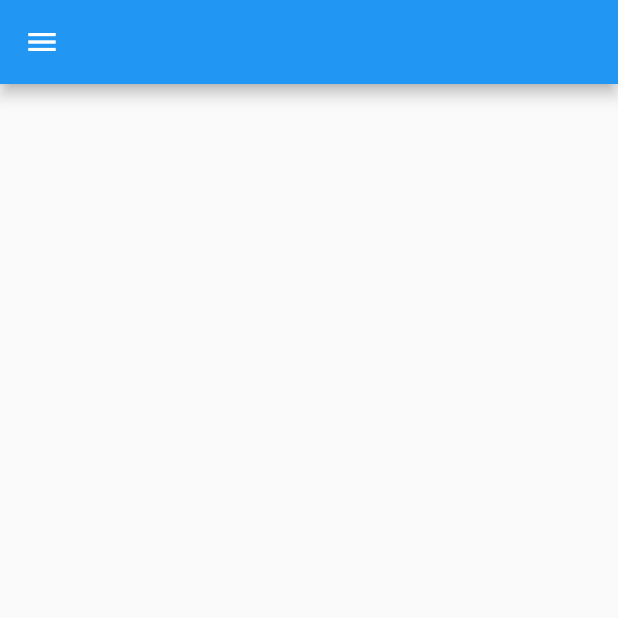
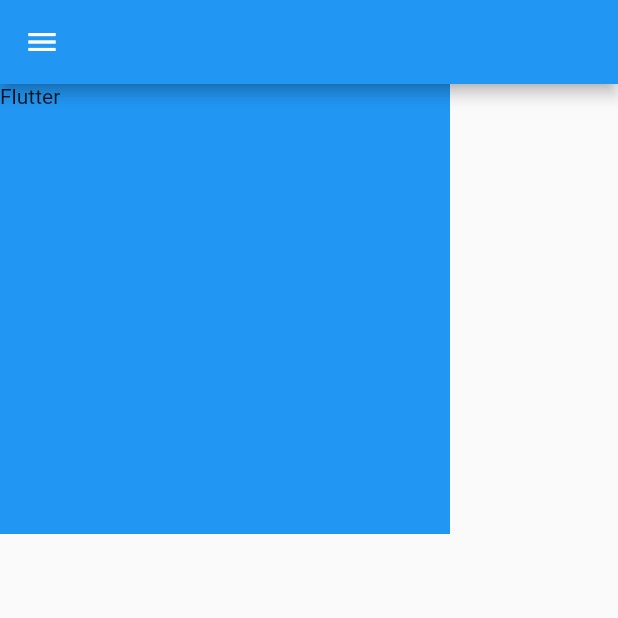
Before and after one commit to wejden7/Flutter_Tutorial, a Flutter app: the screen it shows after launch, on a phone screen of 412 x 824 dp, the top half of it. Run offline on Flutter 3.47's test engine with Material 2 defaults, Android fonts, the phone set to English and light mode, and no system bars.

Commit message:
SizedBox

```diff
--- a/lib/main.dart
+++ b/lib/main.dart
@@ -12,7 +12,13 @@ class MyApp extends StatelessWidget {
         home: Scaffold(
           appBar: AppBar(),
           drawer: Drawer(),
-          body: Container(),
+          body: SizedBox(
+              width: 300,
+              height: 300,
+              child: Container(
+                child: Text("Flutter"),
+                color: Colors.blue,
+              )),
         ));
   }
 }
```
